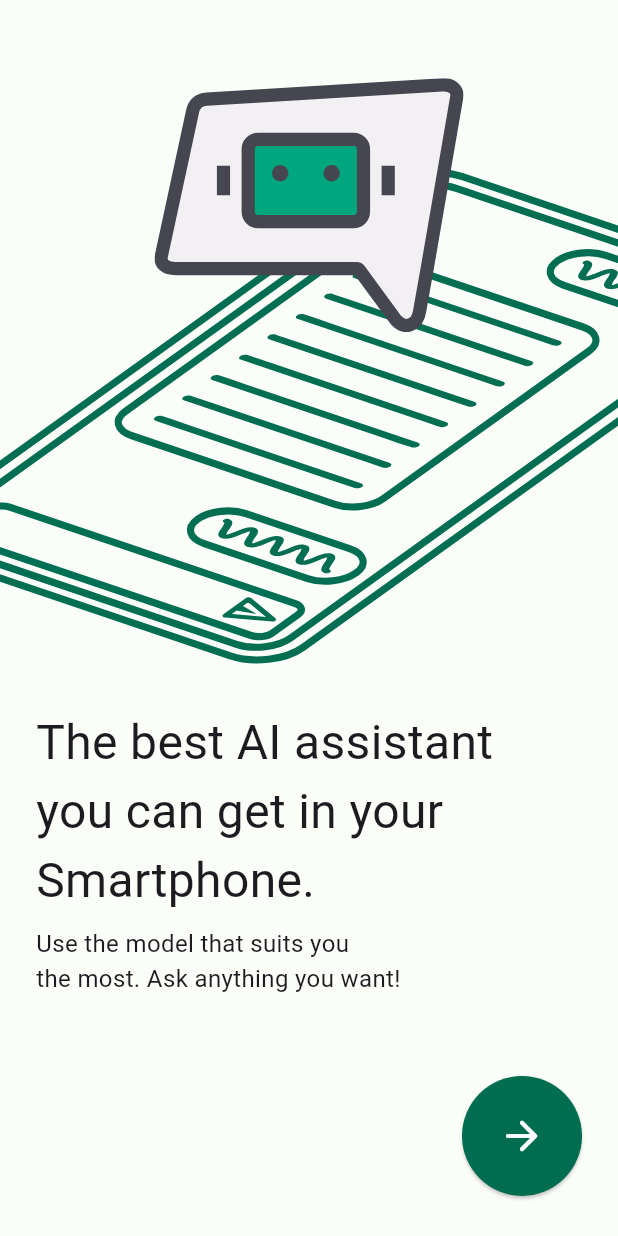
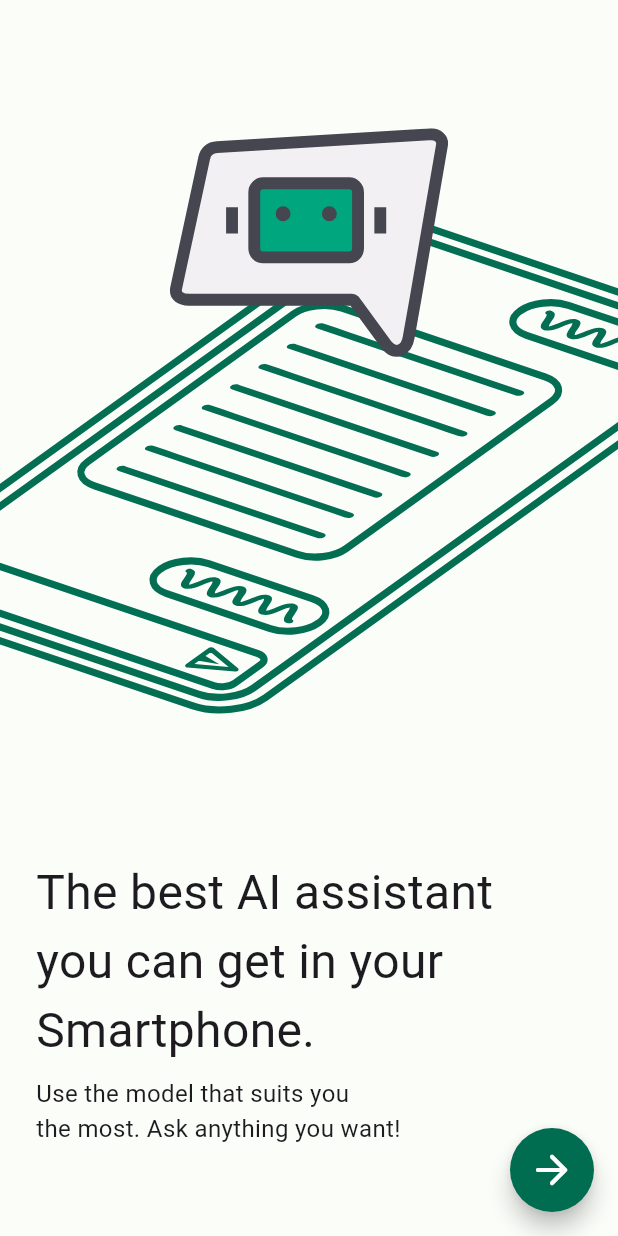
Before and after one commit to Taewan-P/gpt_mobile, a Flutter app: the screen it shows after launch, on a phone screen of 412 x 824 dp. Run offline on Flutter 3.47's test engine with Material 2 defaults, Android fonts, the light colour scheme and no system bars; our stand-ins replace flutter_svg, google_fonts, shared_preferences, sqflite; missing offline and left inert: flutter_highlighter, markdown_widget; accounts and stored records are empty.

Commit message:
Change Next Button to FlaotingActionButton

```diff
--- a/lib/screens/login_page.dart
+++ b/lib/screens/login_page.dart
@@ -13,9 +13,24 @@ class LoginPage extends StatelessWidget {
     double width = MediaQuery.of(context).size.width;
     double height = MediaQuery.of(context).size.height;
     // Print width and height
-    print('Width: $width, Height: $height');
+    debugPrint('Width: $width, Height: $height');
 
     return Scaffold(
+      floatingActionButton: FloatingActionButton(
+        onPressed: () => Navigator.push(
+          context,
+          MaterialPageRoute(
+            builder: (context) => const PlatformSetup(),
+          ),
+        ),
+        shape: RoundedRectangleBorder(borderRadius: BorderRadius.circular(99)),
+        backgroundColor: lightColorScheme.primary,
+        foregroundColor: lightColorScheme.onPrimary,
+        child: const Icon(
+          Icons.arrow_forward_rounded,
+          size: 32,
+        ),
+      ),
       backgroundColor: lightColorScheme.surface,
       body: SafeArea(
         child: Column(
@@ -34,17 +49,14 @@ class LoginPage extends StatelessWidget {
               child: Column(
                 crossAxisAlignment: CrossAxisAlignment.stretch,
                 children: [
-                  introText(
-                      'The best AI assistant\nyou can get in your \nSmartphone.'),
+                  introText('The best AI assistant\nyou can get in your \nSmartphone.'),
                   const SizedBox(
                     height: 8,
                   ),
-                  descriptionText(
-                      'Use the model that suits you\nthe most. Ask anything you want!'),
+                  descriptionText('Use the model that suits you\nthe most. Ask anything you want!'),
                 ],
               ),
             ),
-            nextButton(context),
           ],
         ),
       ),
@@ -63,9 +75,7 @@ class LoginPage extends StatelessWidget {
           alignment: Alignment.center,
           children: [
             Positioned(
-              left: -60,
-              child: SvgPicture.asset('assets/smartphone_tilted.svg',
-                  fit: BoxFit.fitHeight, height: calc),
+              child: SvgPicture.asset('assets/smartphone_tilted.svg', fit: BoxFit.fitHeight, height: calc),
             )
           ],
         ));
@@ -76,7 +86,7 @@ class LoginPage extends StatelessWidget {
       padding: EdgeInsets.only(top: height * 0.06),
       child: SvgPicture.asset(
         'assets/app_logo_no_bg.svg',
-        width: width * 0.5,
+        width: width * 0.45,
       ),
     );
   }
@@ -88,33 +98,4 @@ class LoginPage extends StatelessWidget {
   Widget descriptionText(String text) {
     return Text(text, style: bodyLarge, textAlign: TextAlign.left);
   }
-
-  Widget nextButton(context) {
-    return Padding(
-      padding: const EdgeInsets.all(24),
-      child: Align(
-        alignment: Alignment.bottomRight,
-        child: ElevatedButton(
-          onPressed: () {
-            Navigator.push(
-              context,
-              MaterialPageRoute(
-                builder: (context) => const PlatformSetup(),
-              ),
-            );
-          },
-          style: ElevatedButton.styleFrom(
-              backgroundColor: lightColorScheme.primary,
-              foregroundColor: lightColorScheme.onPrimary,
-              shape: RoundedRectangleBorder(
-                  borderRadius: BorderRadius.circular(99)),
-              minimumSize: const Size(80, 80)),
-          child: const Icon(
-            Icons.arrow_forward_rounded,
-            size: 32,
-          ),
-        ),
-      ),
-    );
-  }
 }
```
